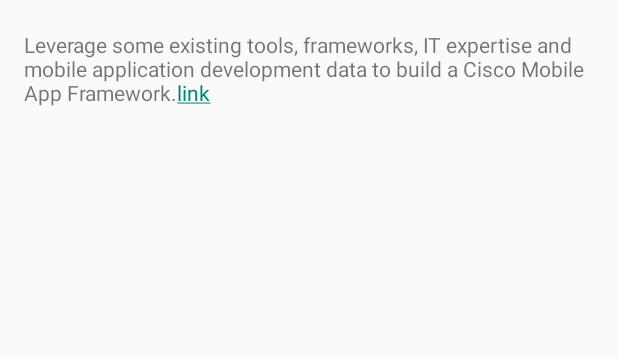
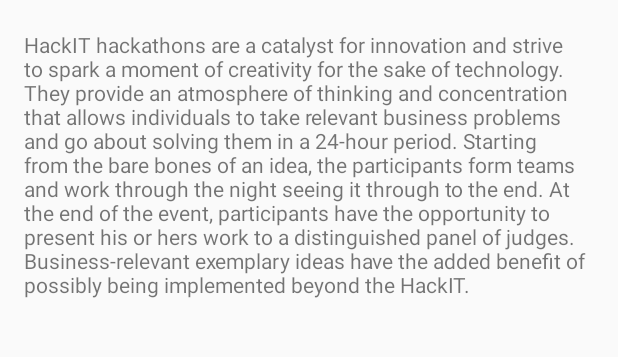
Before and after one commit to Surgens/HackIT-Mobile, an Android app: the screen it shows after launch (MainActivity), on a phone screen of 412 x 824 dp, the part 405-762 px from its top. Run offline under Robolectric (Android 15) with nearby library versions, the phone set to English and light mode, and no system bars.

Commit message:
updated fragment_main_dummy.xml

```diff
--- a/Application/src/main/res/values/strings.xml
+++ b/Application/src/main/res/values/strings.xml
@@ -6,7 +6,20 @@
     <string name="title_section2">Schedule</string>
     <string name="title_section3">Contact</string>
     <string name="content_section1"></string>
-    <string name="main_content">Leverage some existing tools, frameworks, IT expertise and mobile
-        application development data to build a Cisco Mobile App Framework.<a href="http://www.google.com">link</a></string>
+    <string name="main_content">
+
+        HackIT hackathons are a catalyst for
+        innovation and strive to spark a moment of creativity for the
+        sake of technology. They provide an atmosphere of thinking and
+        concentration that allows individuals to take relevant business
+        problems and go about solving them in a 24-hour period. Starting
+        from the bare bones of an idea, the participants form teams and
+        work through the night seeing it through to the end. At the end
+        of the event, participants have the opportunity to present his
+        or hers work to a distinguished panel of judges. Business-relevant
+        exemplary ideas have the added benefit of possibly being
+        implemented beyond the HackIT.
+
+    </string>
 
 </resources>
```
Also changed, not shown: 10 other files.
